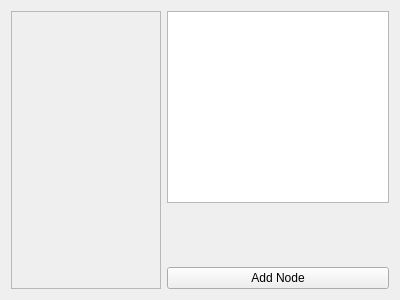
First picture: the form in widget.ui, repository word63/Model-Viev-Controller-Tree-Struct, before the edit.
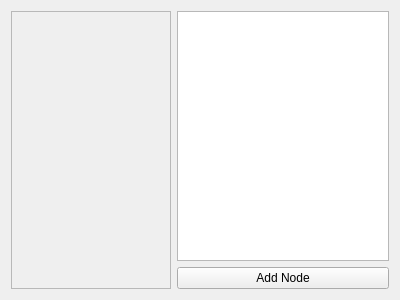
Second picture: the form after the edit.

The edit to the form file:
```diff
--- a/widget.ui
+++ b/widget.ui
@@ -18,7 +18,7 @@
     <widget class="QScrollArea" name="scrollArea">
      <property name="minimumSize">
       <size>
-       <width>150</width>
+       <width>160</width>
        <height>0</height>
       </size>
      </property>
@@ -30,7 +30,7 @@
        <rect>
         <x>0</x>
         <y>0</y>
-        <width>148</width>
+        <width>158</width>
         <height>280</height>
        </rect>
       </property>
@@ -42,22 +42,6 @@
      <item>
       <widget class="QTreeView" name="treeView"/>
      </item>
-     <item>
-      <spacer name="verticalSpacer">
-       <property name="orientation">
-        <enum>Qt::Vertical</enum>
-       </property>
-       <property name="sizeType">
-        <enum>QSizePolicy::Expanding</enum>
-       </property>
-       <property name="sizeHint" stdset="0">
-        <size>
-         <width>20</width>
-         <height>40</height>
-        </size>
-       </property>
-      </spacer>
-     </item>
      <item>
       <widget class="QPushButton" name="pushButton">
        <property name="text">
```
